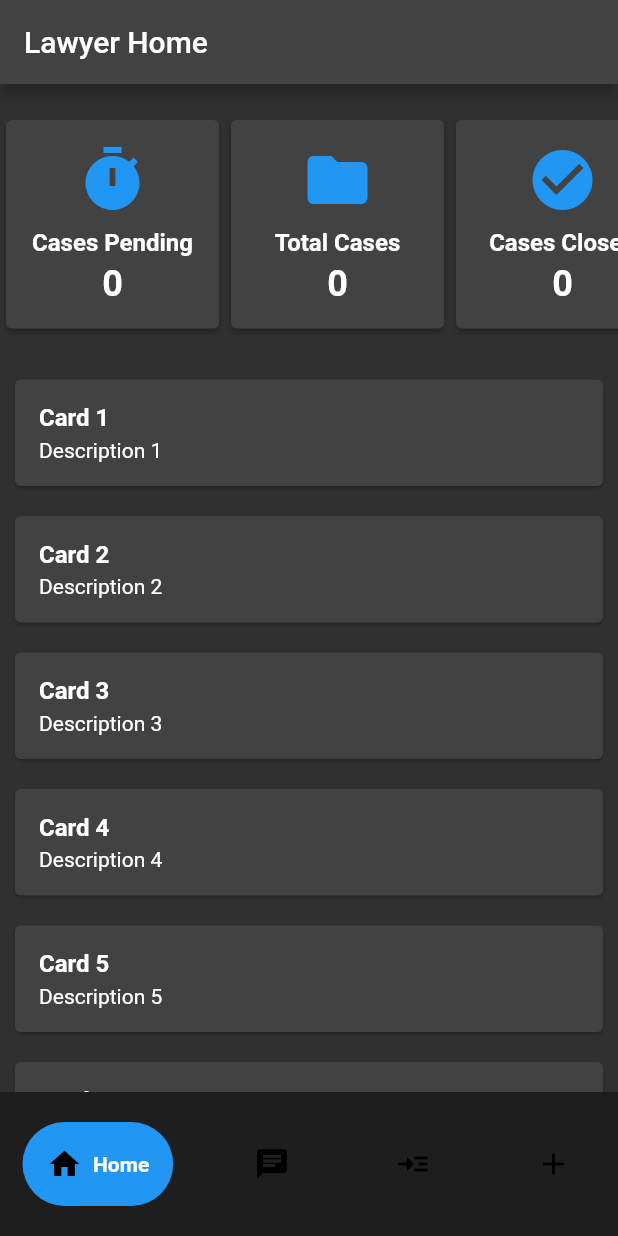
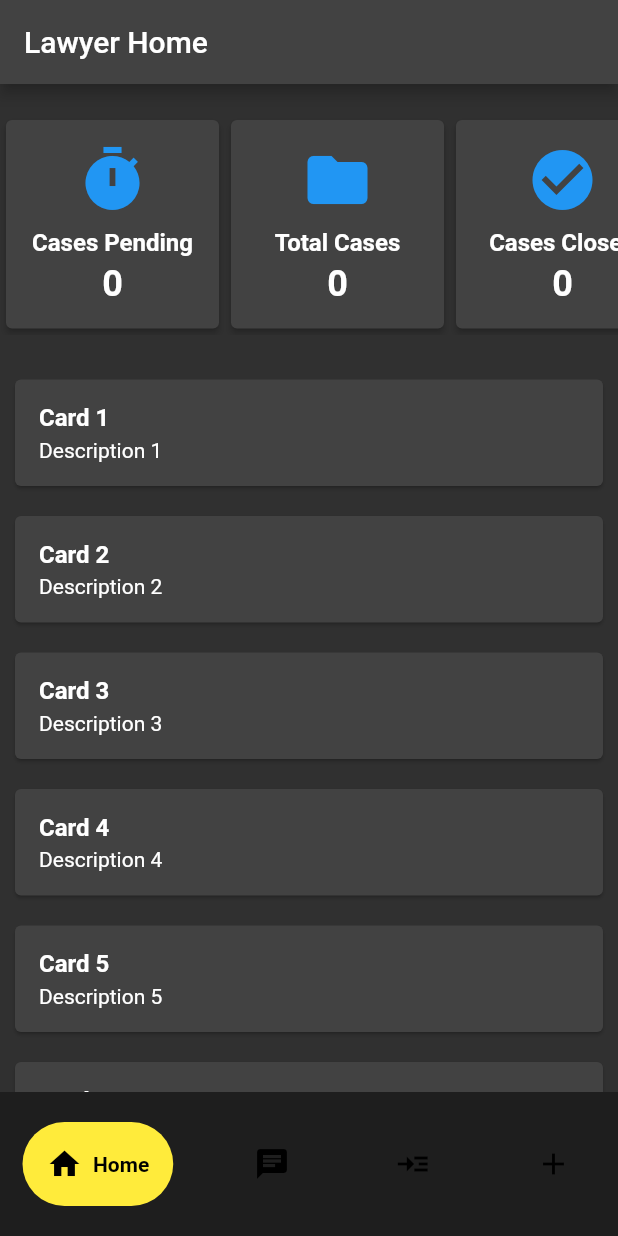
Before and after one commit to drowsy-coder/Nyaya-Sahaya, a Flutter app: the LawyerScreen screen opened directly, on a phone screen of 412 x 824 dp. Run offline on Flutter 3.47's test engine with Material 2 defaults, Android fonts, the phone set to English and light mode, and no system bars; drawn by our look-alikes of google_nav_bar; our stand-ins replace cloud_firestore, firebase_auth, firebase_core, google_maps_flutter, shared_preferences; missing offline and left inert: image_picker_platform_interface; accounts and stored records are empty.

Commit message:
Restyle bottom-navbar lawyer side too

```diff
--- a/lib/screens/stakeholders/lawyer/lawyer_screen.dart
+++ b/lib/screens/stakeholders/lawyer/lawyer_screen.dart
@@ -56,8 +56,11 @@ class _LawyerScreenState extends State<LawyerScreen> {
                   });
                 },
                 backgroundColor: _selectedIndex == index
-                    ? Colors.blue
+                    ? Colors.yellow
                     : Colors.grey.shade800,
+                textColor:
+                    _selectedIndex == index ? Colors.black : Colors.white,
+                iconActiveColor: Colors.black,
               ),
             ),
             selectedIndex: _selectedIndex,
```
